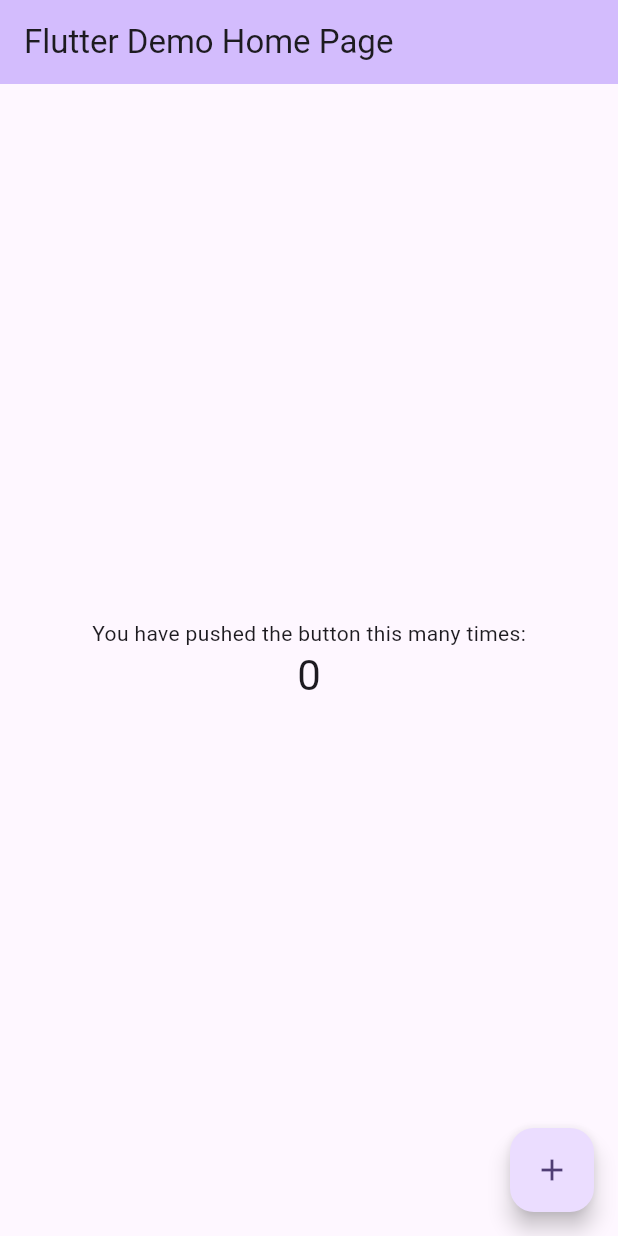
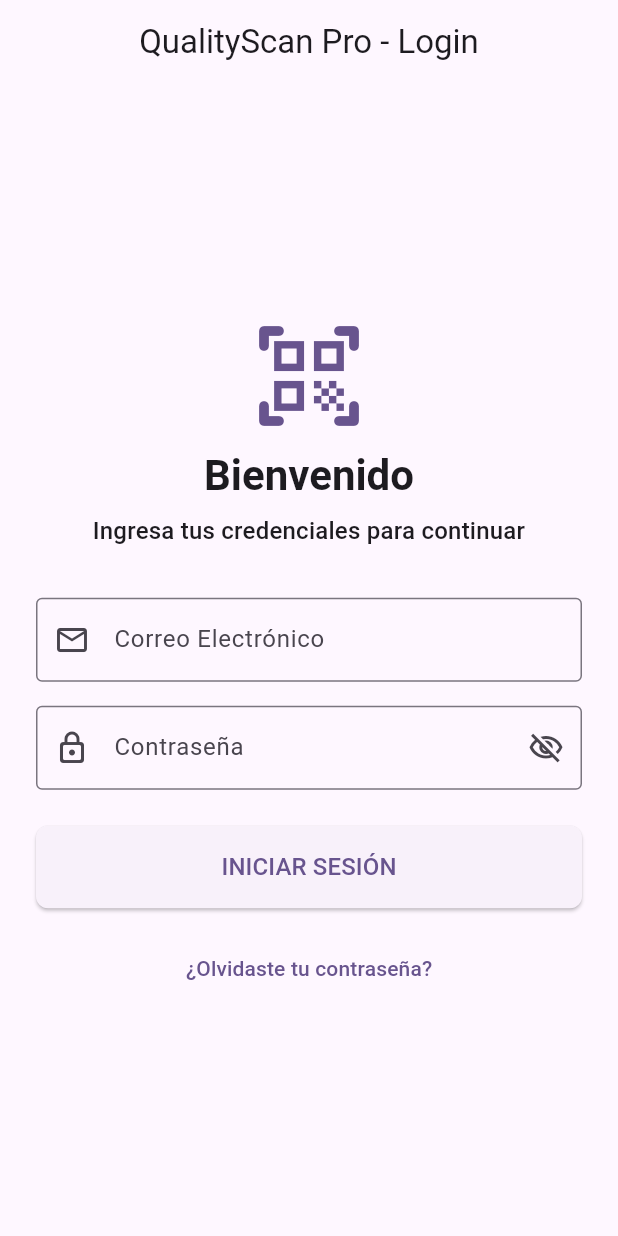
Before and after one commit to OrveDevs/quality_scan_pro, a Flutter app: the screen it shows after launch, on a phone screen of 412 x 824 dp. Run offline on Flutter 3.47's test engine with Material 3 defaults, Android fonts, the phone set to English and light mode, and no system bars; our stand-ins replace get_it, go_router, package_info_plus.

Commit message:
Implement AppDrawer for global navigation and update placeholders

```diff
--- /dev/null
+++ b/lib/core/navigation/app_router.dart
@@ -0,0 +1,110 @@
+// lib/core/navigation/app_router.dart
+import 'package:flutter/material.dart';
+import 'package:go_router/go_router.dart';
+import 'package:quality_scan_pro/features/auth/login_screen.dart';
+import 'package:quality_scan_pro/features/dashboard/dashboard_screen.dart';
+import 'package:quality_scan_pro/shared/widgets/app_drawer.dart'; // Importa el AppDrawer
+// Asegúrate que 'quality_scan_pro' coincida con el 'name:' en tu pubspec.yaml
+
+class AppRoutes {
+  static const String login = 'login';
+  static const String dashboard = 'dashboard';
+  static const String scanner = 'scanner';
+  static const String productDetail = 'productDetail';
+  static const String ffvv = 'ffvv';
+  static const String reports = 'reports';
+  static const String monthlySummary = 'monthlySummary';
+  static const String profile = 'profile';
+  static const String finalizeSectionZeroFE = 'finalizeSectionZeroFE';
+}
+
+class AppRouter {
+  static final GoRouter router = GoRouter(
+    initialLocation: '/login',
+    debugLogDiagnostics: true,
+    routes: <RouteBase>[
+      GoRoute(
+        path: '/login',
+        name: AppRoutes.login,
+        builder: (context, state) => const LoginScreen(),
+      ),
+      GoRoute(
+        path: '/dashboard',
+        name: AppRoutes.dashboard,
+        builder: (context, state) => const DashboardScreen(),
+      ),
+      GoRoute(
+        path: '/scanner',
+        name: AppRoutes.scanner,
+        builder: (context, state) => const PlaceholderScreen(title: 'Escáner e Inspección'),
+      ),
+      GoRoute(
+        path: '/product-detail/:ean',
+        name: AppRoutes.productDetail,
+        builder: (context, state) {
+          final ean = state.pathParameters['ean'] ?? 'EAN_DESCONOCIDO';
+          return PlaceholderScreen(title: 'Detalle del Producto: $ean');
+        },
+      ),
+      GoRoute(
+        path: '/ffvv',
+        name: AppRoutes.ffvv,
+        builder: (context, state) => const PlaceholderScreen(title: 'Manejo FFVV / Sin EAN'),
+      ),
+      GoRoute(
+        path: '/reports',
+        name: AppRoutes.reports,
+        builder: (context, state) => const PlaceholderScreen(title: 'Reportes'),
+      ),
+      GoRoute(
+        path: '/monthly-summary',
+        name: AppRoutes.monthlySummary,
+        builder: (context, state) => const PlaceholderScreen(title: 'Consolidado Mensual'),
+      ),
+      GoRoute(
+        path: '/finalize-section-zero',
+        name: AppRoutes.finalizeSectionZeroFE,
+        builder: (context, state) => const PlaceholderScreen(title: 'Finalizar Sección (0 FE)'),
+      ),
+      GoRoute(
+        path: '/profile',
+        name: AppRoutes.profile,
+        builder: (context, state) => const PlaceholderScreen(title: 'Perfil de Usuario'),
+      ),
+    ],
+    errorBuilder: (context, state) => Scaffold(
+      appBar: AppBar(title: const Text('Error de Ruta')),
+      body: Center(
+        child: Text('404 - Ruta no encontrada: ${state.uri.toString()}'),
+      ),
+    ),
+  );
+}
+
+// Widget placeholder simple con AppDrawer
+class PlaceholderScreen extends StatelessWidget {
+  final String title;
+  const PlaceholderScreen({super.key, required this.title});
+
+  @override
+  Widget build(BuildContext context) {
+    return Scaffold(
+      appBar: AppBar(
+        title: Text(title),
+        // El botón de hamburguesa para el Drawer aparecerá automáticamente
+        // si hay un Drawer en el Scaffold.
+      ),
+      drawer: const AppDrawer(), // Añade el AppDrawer aquí
+      body: Center(
+        child: Padding(
+          padding: const EdgeInsets.all(16.0),
+          child: Text(
+            'Pantalla: $title\n(En construcción)',
+            textAlign: TextAlign.center,
+            style: Theme.of(context).textTheme.headlineSmall,
+          ),
+        ),
+      ),
+    );
+  }
+}
--- /dev/null
+++ b/lib/features/auth/login_screen.dart
@@ -0,0 +1,180 @@
+// lib/features/auth/login_screen.dart
+import 'package:flutter/material.dart';
+import 'package:go_router/go_router.dart'; // Para la navegación
+import 'package:quality_scan_pro/core/di/service_locator.dart'; // Importa el Service Locator
+import 'package:quality_scan_pro/shared/services/auth_service.dart'; // Importa AuthService
+import 'package:quality_scan_pro/core/navigation/app_router.dart'; // Importa las rutas
+
+class LoginScreen extends StatefulWidget {
+  const LoginScreen({super.key});
+
+  @override
+  State<LoginScreen> createState() => _LoginScreenState();
+}
+
+class _LoginScreenState extends State<LoginScreen> {
+  final _formKey = GlobalKey<FormState>();
+  final _emailController = TextEditingController();
+  final _passwordController = TextEditingController();
+  bool _isLoading = false;
+  bool _obscurePassword = true;
+
+  // Obtenemos la instancia de AuthService desde GetIt
+  final AuthService _authService = sl<AuthService>();
+
+  @override
+  void dispose() {
+    _emailController.dispose();
+    _passwordController.dispose();
+    super.dispose();
+  }
+
+  Future<void> _performLogin() async {
+    if (_formKey.currentState!.validate()) {
+      setState(() {
+        _isLoading = true;
+      });
+
+      // Usamos el _authService obtenido de GetIt
+      bool loginSuccess = await _authService.login(
+        _emailController.text,
+        _passwordController.text,
+      );
+
+      if (mounted) { // Siempre verificar 'mounted' antes de setState en async gaps
+        setState(() {
+          _isLoading = false;
+        });
+
+        if (loginSuccess) {
+          ScaffoldMessenger.of(context).showSnackBar(
+            const SnackBar(content: Text('Login REALMENTE exitoso (simulado)!')),
+          );
+          // Navegar al dashboard en caso de éxito
+          // Usaremos context.goNamed para una mejor práctica con go_router
+          context.goNamed(AppRoutes.dashboard);
+        } else {
+          ScaffoldMessenger.of(context).showSnackBar(
+            const SnackBar(content: Text('Credenciales incorrectas. Intenta de nuevo.')),
+          );
+        }
+      }
+    }
+  }
+
+  @override
+  Widget build(BuildContext context) {
+    return Scaffold(
+      appBar: AppBar(
+        title: const Text('QualityScan Pro - Login'),
+        centerTitle: true,
+      ),
+      body: Center(
+        child: SingleChildScrollView(
+          padding: const EdgeInsets.all(24.0),
+          child: Form(
+            key: _formKey,
+            child: Column(
+              mainAxisAlignment: MainAxisAlignment.center,
+              crossAxisAlignment: CrossAxisAlignment.stretch,
+              children: <Widget>[
+                Icon(
+                  Icons.qr_code_scanner_rounded,
+                  size: 80,
+                  color: Theme.of(context).colorScheme.primary,
+                ),
+                const SizedBox(height: 8),
+                Text(
+                  'Bienvenido',
+                  textAlign: TextAlign.center,
+                  style: Theme.of(context).textTheme.headlineMedium?.copyWith(
+                    fontWeight: FontWeight.bold,
+                  ),
+                ),
+                const SizedBox(height: 8),
+                Text(
+                  'Ingresa tus credenciales para continuar',
+                  textAlign: TextAlign.center,
+                  style: Theme.of(context).textTheme.titleMedium,
+                ),
+                const SizedBox(height: 32.0),
+                TextFormField(
+                  controller: _emailController,
+                  decoration: const InputDecoration(
+                    labelText: 'Correo Electrónico',
+                    hintText: 'ejemplo@correo.com',
+                    border: OutlineInputBorder(),
+                    prefixIcon: Icon(Icons.email_outlined),
+                  ),
+                  keyboardType: TextInputType.emailAddress,
+                  autovalidateMode: AutovalidateMode.onUserInteraction,
+                  validator: (value) {
+                    if (value == null || value.isEmpty) {
+                      return 'Por favor, ingresa tu correo electrónico';
+                    }
+                    if (!value.contains('@') || !value.contains('.')) {
+                      return 'Por favor, ingresa un correo válido';
+                    }
+                    return null;
+                  },
+                ),
+                const SizedBox(height: 16.0),
+                TextFormField(
+                  controller: _passwordController,
+                  decoration: InputDecoration(
+                    labelText: 'Contraseña',
+                    border: const OutlineInputBorder(),
+                    prefixIcon: const Icon(Icons.lock_outline_rounded),
+                    suffixIcon: IconButton(
+                      icon: Icon(
+                        _obscurePassword ? Icons.visibility_off_outlined : Icons.visibility_outlined,
+                      ),
+                      onPressed: () {
+                        setState(() {
+                          _obscurePassword = !_obscurePassword;
+                        });
+                      },
+                    ),
+                  ),
+                  obscureText: _obscurePassword,
+                  autovalidateMode: AutovalidateMode.onUserInteraction,
+                  validator: (value) {
+                    if (value == null || value.isEmpty) {
+                      return 'Por favor, ingresa tu contraseña';
+                    }
+                    if (value.length < 6) {
+                      return 'La contraseña debe tener al menos 6 caracteres';
+                    }
+                    return null;
+                  },
+                ),
+                const SizedBox(height: 24.0),
+                _isLoading
+                    ? const Center(child: CircularProgressIndicator())
+                    : ElevatedButton(
+                  style: ElevatedButton.styleFrom(
+                    padding: const EdgeInsets.symmetric(vertical: 16.0),
+                    shape: RoundedRectangleBorder(
+                      borderRadius: BorderRadius.circular(8.0),
+                    ),
+                  ),
+                  onPressed: _performLogin,
+                  child: const Text('INICIAR SESIÓN', style: TextStyle(fontSize: 16)),
+                ),
+                const SizedBox(height: 16.0),
+                TextButton(
+                  onPressed: () {
+                    ScaffoldMessenger.of(context).showSnackBar(
+                      const SnackBar(content: Text('Funcionalidad "Olvidé contraseña" no implementada')),
+                    );
+                  },
+                  child: const Text('¿Olvidaste tu contraseña?'),
+                ),
+              ],
+            ),
+          ),
+        ),
+      ),
+    );
+  }
+}
--- a/lib/main.dart
+++ b/lib/main.dart
@@ -1,122 +1,29 @@
+// lib/main.dart
 import 'package:flutter/material.dart';
+import 'package:quality_scan_pro/core/navigation/app_router.dart';
+// Importa el service locator desde su nueva ubicación
+import 'package:quality_scan_pro/core/di/service_locator.dart';
+// Asegúrate que 'quality_scan_pro' coincida con el 'name:' en tu pubspec.yaml
 
-void main() {
+Future<void> main() async {
+  WidgetsFlutterBinding.ensureInitialized();
+  await setupServiceLocator(); // Llama a la configuración de GetIt
   runApp(const MyApp());
 }
 
 class MyApp extends StatelessWidget {
   const MyApp({super.key});
 
-  // This widget is the root of your application.
   @override
   Widget build(BuildContext context) {
-    return MaterialApp(
-      title: 'Flutter Demo',
+    return MaterialApp.router(
+      title: 'QualityScan Pro',
+      debugShowCheckedModeBanner: false,
       theme: ThemeData(
-        // This is the theme of your application.
-        //
-        // TRY THIS: Try running your application with "flutter run". You'll see
-        // the application has a purple toolbar. Then, without quitting the app,
-        // try changing the seedColor in the colorScheme below to Colors.green
-        // and then invoke "hot reload" (save your changes or press the "hot
-        // reload" button in a Flutter-supported IDE, or press "r" if you used
-        // the command line to start the app).
-        //
-        // Notice that the counter didn't reset back to zero; the application
-        // state is not lost during the reload. To reset the state, use hot
-        // restart instead.
-        //
-        // This works for code too, not just values: Most code changes can be
-        // tested with just a hot reload.
         colorScheme: ColorScheme.fromSeed(seedColor: Colors.deepPurple),
+        useMaterial3: true,
       ),
-      home: const MyHomePage(title: 'Flutter Demo Home Page'),
+      routerConfig: AppRouter.router, // Asegúrate que AppRouter esté definido
     );
   }
 }
-
-class MyHomePage extends StatefulWidget {
-  const MyHomePage({super.key, required this.title});
-
-  // This widget is the home page of your application. It is stateful, meaning
-  // that it has a State object (defined below) that contains fields that affect
-  // how it looks.
-
-  // This class is the configuration for the state. It holds the values (in this
-  // case the title) provided by the parent (in this case the App widget) and
-  // used by the build method of the State. Fields in a Widget subclass are
-  // always marked "final".
-
-  final String title;
-
-  @override
-  State<MyHomePage> createState() => _MyHomePageState();
-}
-
-class _MyHomePageState extends State<MyHomePage> {
-  int _counter = 0;
-
-  void _incrementCounter() {
-    setState(() {
-      // This call to setState tells the Flutter framework that something has
-      // changed in this State, which causes it to rerun the build method below
-      // so that the display can reflect the updated values. If we changed
-      // _counter without calling setState(), then the build method would not be
-      // called again, and so nothing would appear to happen.
-      _counter++;
-    });
-  }
-
-  @override
-  Widget build(BuildContext context) {
-    // This method is rerun every time setState is called, for instance as done
-    // by the _incrementCounter method above.
-    //
-    // The Flutter framework has been optimized to make rerunning build methods
-    // fast, so that you can just rebuild anything that needs updating rather
-    // than having to individually change instances of widgets.
-    return Scaffold(
-      appBar: AppBar(
-        // TRY THIS: Try changing the color here to a specific color (to
-        // Colors.amber, perhaps?) and trigger a hot reload to see the AppBar
-        // change color while the other colors stay the same.
-        backgroundColor: Theme.of(context).colorScheme.inversePrimary,
-        // Here we take the value from the MyHomePage object that was created by
-        // the App.build method, and use it to set our appbar title.
-        title: Text(widget.title),
-      ),
-      body: Center(
-        // Center is a layout widget. It takes a single child and positions it
-        // in the middle of the parent.
-        child: Column(
-          // Column is also a layout widget. It takes a list of children and
-          // arranges them vertically. By default, it sizes itself to fit its
-          // children horizontally, and tries to be as tall as its parent.
-          //
-          // Column has various properties to control how it sizes itself and
-          // how it positions its children. Here we use mainAxisAlignment to
-          // center the children vertically; the main axis here is the vertical
-          // axis because Columns are vertical (the cross axis would be
-          // horizontal).
-          //
-          // TRY THIS: Invoke "debug painting" (choose the "Toggle Debug Paint"
-          // action in the IDE, or press "p" in the console), to see the
-          // wireframe for each widget.
-          mainAxisAlignment: MainAxisAlignment.center,
-          children: <Widget>[
-            const Text('You have pushed the button this many times:'),
-            Text(
-              '$_counter',
-              style: Theme.of(context).textTheme.headlineMedium,
-            ),
-          ],
-        ),
-      ),
-      floatingActionButton: FloatingActionButton(
-        onPressed: _incrementCounter,
-        tooltip: 'Increment',
-        child: const Icon(Icons.add),
-      ), // This trailing comma makes auto-formatting nicer for build methods.
-    );
-  }
-}
--- /dev/null
+++ b/lib/shared/services/auth_service.dart
@@ -0,0 +1,43 @@
+// lib/core/services/auth_service.dart
+
+class AuthService {
+  // Simula una llamada de login al backend
+  // En el futuro, esto interactuará con tu API (usando Dio)
+  // y manejará los tokens JWT.
+  Future<bool> login(String email, String password) async {
+    print('AuthService: Intentando login con Email: $email, Password: $password');
+
+    // Simula una llamada de red con un retraso
+    await Future.delayed(const Duration(seconds: 1));
+
+    // Simula una respuesta exitosa/fallida del backend
+    // En un caso real, verificarías las credenciales contra el backend.
+    if (email == "test@example.com" && password == "password123") {
+      print('AuthService: Login exitoso (simulado)');
+      // Aquí, en un caso real, guardarías el token JWT recibido del backend
+      // usando flutter_secure_storage.
+      return true; // Login simulado exitoso
+    } else {
+      print('AuthService: Login fallido (simulado) - credenciales incorrectas');
+      return false; // Login simulado fallido
+    }
+  }
+
+  // Método para simular el logout
+  Future<void> logout() async {
+    print('AuthService: Realizando logout (simulado)');
+    // Aquí, en un caso real, limpiarías el token JWT guardado
+    // y posiblemente notificarías al backend.
+    await Future.delayed(const Duration(milliseconds: 500));
+    print('AuthService: Logout completado (simulado)');
+  }
+
+  // Método para verificar si el usuario está actualmente logueado (simulado)
+  // En el futuro, esto podría verificar la validez de un token almacenado.
+  Future<bool> isLoggedIn() async {
+    print('AuthService: Verificando estado de login (simulado)');
+    // Simulación: asumimos que no está logueado por defecto
+    // En un caso real, leerías de flutter_secure_storage.
+    return false;
+  }
+}
--- a/pubspec.yaml
+++ b/pubspec.yaml
@@ -28,6 +28,7 @@ environment:
 # the latest version available on pub.dev. To see which dependencies have newer
 # versions available, run `flutter pub outdated`.
 dependencies:
+  package_info_plus: ^5.0.1 # O la última versión
   flutter:
     sdk: flutter
     # UI & Navigation
```
Also changed, not shown: lib/core/di/service_locator.dart (added, +13 -0 lines), lib/features/dashboard/dashboard_screen.dart (added, +63 -0 lines), lib/shared/widgets/app_drawer.dart (added, +157 -0 lines), pubspec.lock, 2 other files.
